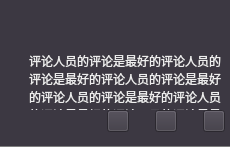
huizhang556/pc-video-player, file VideoPlayer/videomodels/CommentForm.ui: the form before one commit.
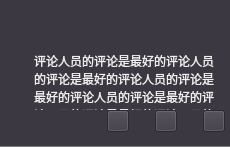
The form after the commit. Icons and pictures are not drawn.

The edit to the form file:
```diff
--- a/VideoPlayer/videomodels/CommentForm.ui
+++ b/VideoPlayer/videomodels/CommentForm.ui
@@ -183,7 +183,7 @@
           </property>
           <property name="sizeHint" stdset="0">
            <size>
-            <width>20</width>
+            <width>25</width>
             <height>20</height>
            </size>
           </property>
```
Left out of the diff: 38 changed lines with no effect on the pictures.
